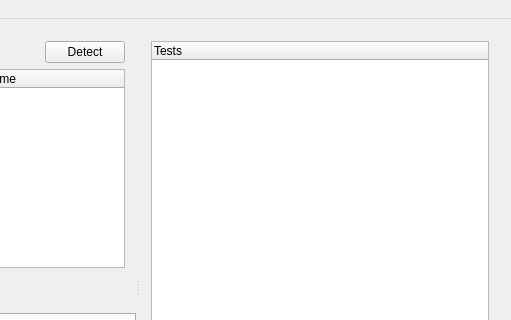
The window that src/mainwindow.ui (Crystal-Photonics/crystalTestFrameworkApp) describes before a commit, drawn with Qt 5; both pictures show x 241 to 752 and y 0 to 320 of the 752 by 551 pixel window.
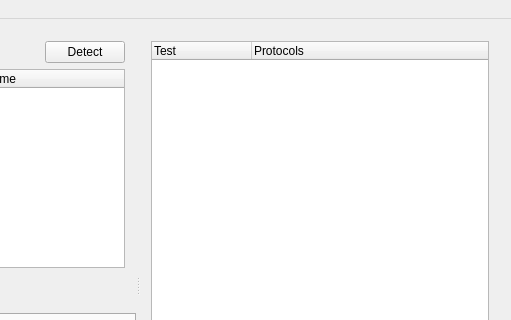
The same window after the commit.

Commit message: Opening a test tab for each test and opening the corresponding console when you click on a test in the test list.

```diff
--- a/src/mainwindow.ui
+++ b/src/mainwindow.ui
@@ -123,7 +123,12 @@
            </property>
            <column>
             <property name="text">
-             <string>Tests</string>
+             <string>Test</string>
+            </property>
+           </column>
+           <column>
+            <property name="text">
+             <string>Protocols</string>
             </property>
            </column>
           </widget>
```
The commit also changes 2 other files.
